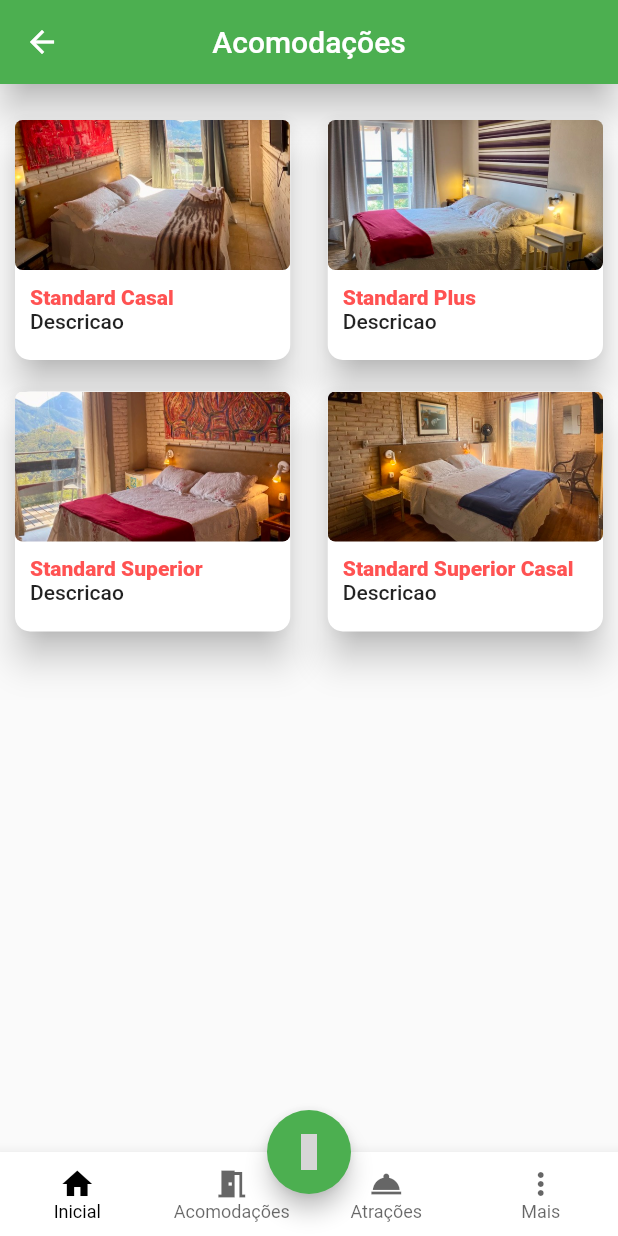
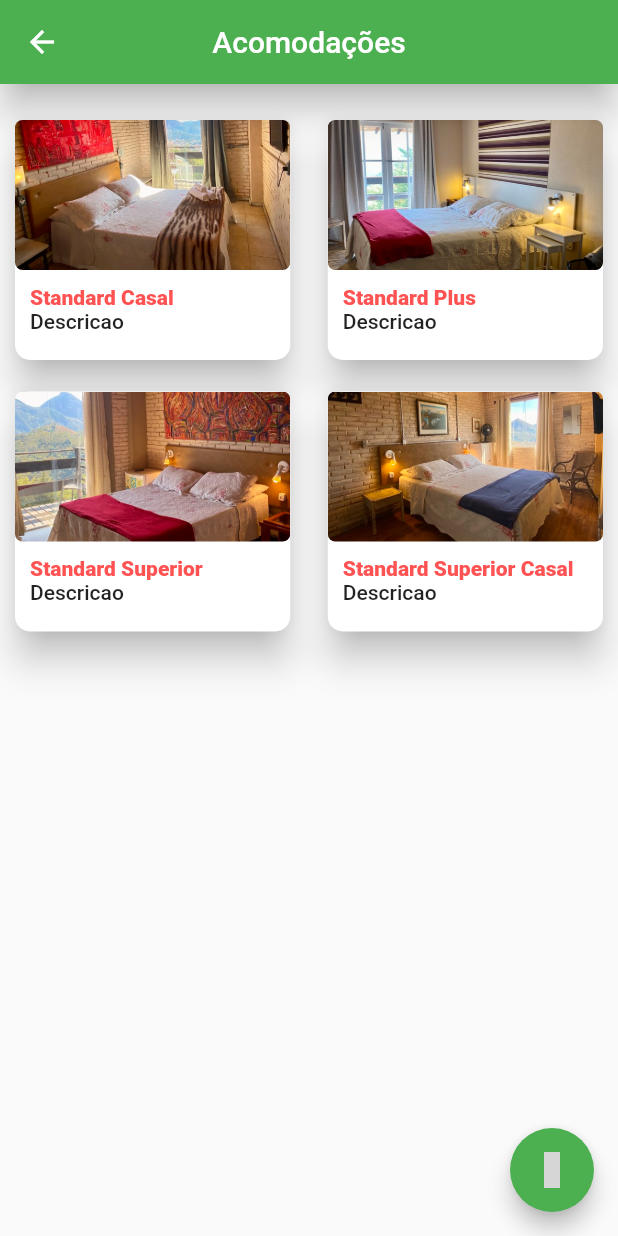
Before and after one commit to mattostiago/vdf, a Flutter app: the screen it shows after launch, after a tap on "Acomodações", on a phone screen of 412 x 824 dp. Run offline on Flutter 3.47's test engine with Material 2 defaults, Android fonts, the phone set to English and light mode, and no system bars; our stand-ins replace carousel_slider, flutter_image_slideshow; statements that could not run were skipped; grey boxes are pictures that could not be loaded.

Commit message:
Ajustes e remoção de lixo

```diff
--- a/lib/source/components/modal.dart
+++ b/lib/source/components/modal.dart
@@ -28,7 +28,7 @@ class Modal {
 
   chamaModalImagens(BuildContext context, Imagem imagem) {
     showModalBottomSheet(
-      backgroundColor: Colors.white70,
+      backgroundColor: Colors.white,
       //enableDrag: false,
       isScrollControlled: true,
       shape: const RoundedRectangleBorder(
@@ -42,7 +42,7 @@ class Modal {
             const Icon(
               Icons.maximize,
               size: 40,
-              color: Colors.white70,
+              color: Colors.black54,
             ),
             Stack(
               children: [
@@ -106,7 +106,7 @@ class Modal {
             ),
             Column(
               children: [
-                Text("Motor de reservas\n\n\n\n\n\n\n\n\n"),
+                const Text("Motor de reservas\n\n\n\n\n\n\n\n\n"),
                 ElevatedButton(
                   onPressed: () {
                     pickDateRange();
--- a/lib/source/responsive/mobile_body.dart
+++ b/lib/source/responsive/mobile_body.dart
@@ -58,6 +58,7 @@ class _MyMobileBodyState extends State<MyMobileBody> {
                 .push(MaterialPageRoute(builder: (context) => MyMobileBody()));
           },
         ),
+        actions: [],
         centerTitle: true,
         shape: const RoundedRectangleBorder(
           borderRadius: BorderRadius.all(
--- a/lib/source/screens/acomodacoes.dart
+++ b/lib/source/screens/acomodacoes.dart
@@ -67,7 +67,7 @@ class _AcomodacoesState extends State<Acomodacoes> {
         child: const Icon(Icons.whatsapp),
         onPressed: () {},
       ),
-      floatingActionButtonLocation: FloatingActionButtonLocation.centerDocked,
+      floatingActionButtonLocation: FloatingActionButtonLocation.endFloat,
 
       body: Column(
         children: [
@@ -189,37 +189,6 @@ class _AcomodacoesState extends State<Acomodacoes> {
           ),
         ],
       ),
-      bottomNavigationBar: BottomNavigationBar(
-        type: BottomNavigationBarType.fixed,
-        currentIndex: _currentIndex,
-        backgroundColor: colorScheme.surface,
-        selectedItemColor: colorScheme.onSurface,
-        unselectedItemColor: colorScheme.onSurface.withOpacity(.60),
-        selectedLabelStyle: textTheme.caption,
-        unselectedLabelStyle: textTheme.caption,
-        onTap: (value) {
-          // Respond to item press.
-          // setState(() => _currentIndex = value);
-        },
-        items: const [
-          BottomNavigationBarItem(
-            label: 'Inicial',
-            icon: Icon(Icons.home),
-          ),
-          BottomNavigationBarItem(
-            label: 'Acomodações',
-            icon: Icon(Icons.meeting_room),
-          ),
-          BottomNavigationBarItem(
-            label: 'Atrações',
-            icon: Icon(Icons.room_service_sharp),
-          ),
-          BottomNavigationBarItem(
-            label: 'Mais',
-            icon: Icon(Icons.more_vert_sharp),
-          ),
-        ],
-      ),
     );
   }
 }
```
